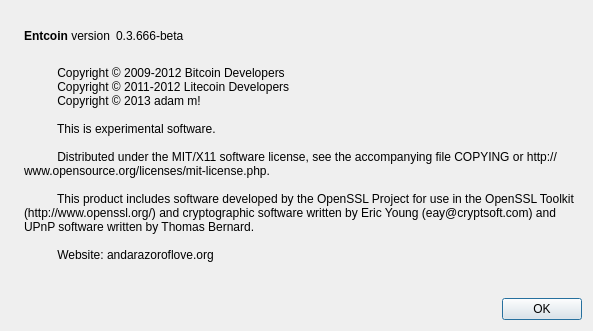
First picture: the form in src/qt/forms/aboutdialog.ui, repository strspeed/ENTCOIN, before the edit.
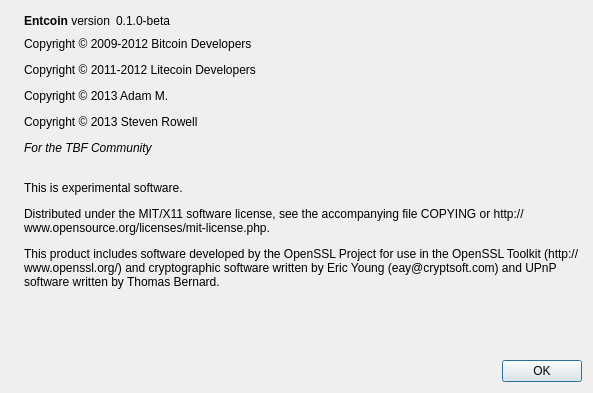
Second picture: the form after the edit. Icons and pictures are not drawn.

```diff
--- a/src/qt/forms/aboutdialog.ui
+++ b/src/qt/forms/aboutdialog.ui
@@ -7,7 +7,7 @@
     <x>0</x>
     <y>0</y>
     <width>593</width>
-    <height>331</height>
+    <height>393</height>
    </rect>
   </property>
   <property name="windowTitle">
@@ -63,7 +63,7 @@
           <cursorShape>IBeamCursor</cursorShape>
          </property>
          <property name="text">
-          <string notr="true">0.3.666-beta</string>
+          <string notr="true">0.1.0-beta</string>
          </property>
          <property name="textFormat">
           <enum>Qt::RichText</enum>
@@ -94,19 +94,7 @@
         <cursorShape>IBeamCursor</cursorShape>
        </property>
        <property name="text">
-        <string>
-          Copyright © 2009-2012 Bitcoin Developers
-          Copyright © 2011-2012 Litecoin Developers
-          Copyright © 2013 adam m!
-
-          This is experimental software.
-
-          Distributed under the MIT/X11 software license, see the accompanying file COPYING or http://www.opensource.org/licenses/mit-license.php.
-
-          This product includes software developed by the OpenSSL Project for use in the OpenSSL Toolkit (http://www.openssl.org/) and cryptographic software written by Eric Young (eay@cryptsoft.com) and UPnP software written by Thomas Bernard.
-
-          Website: andarazoroflove.org
-        </string>
+        <string>&lt;html&gt;&lt;head/&gt;&lt;body&gt;&lt;p&gt;&lt;span style=&quot; font-size:9pt;&quot;&gt;Copyright © 2009-2012 Bitcoin Developers&lt;/span&gt;&lt;/p&gt;&lt;p&gt;&lt;span style=&quot; font-size:9pt;&quot;&gt;Copyright © 2011-2012 Litecoin Developers&lt;/span&gt;&lt;/p&gt;&lt;p&gt;&lt;span style=&quot; font-size:9pt;&quot;&gt;Copyright © 2013 Adam M.&lt;/span&gt;&lt;/p&gt;&lt;p&gt;&lt;span style=&quot; font-size:9pt;&quot;&gt;Copyright © 2013 Steven Rowell&lt;/span&gt;&lt;/p&gt;&lt;p&gt;&lt;span style=&quot; font-size:9pt; font-style:italic;&quot;&gt;For the TBF Community&lt;/span&gt;&lt;/p&gt;&lt;p&gt;&lt;span style=&quot; font-size:9pt;&quot;&gt;&lt;br/&gt;This is experimental software.&lt;/span&gt;&lt;/p&gt;&lt;p&gt;&lt;span style=&quot; font-size:9pt;&quot;&gt;Distributed under the MIT/X11 software license, see the accompanying file COPYING or http://www.opensource.org/licenses/mit-license.php.&lt;/span&gt;&lt;/p&gt;&lt;p&gt;&lt;span style=&quot; font-size:9pt;&quot;&gt;This product includes software developed by the OpenSSL Project for use in the OpenSSL Toolkit (http://www.openssl.org/) and cryptographic software written by Eric Young (eay@cryptsoft.com) and UPnP software written by Thomas Bernard.&lt;/span&gt;&lt;/p&gt;&lt;p&gt;&lt;span style=&quot; font-size:9pt;&quot;&gt;&lt;br/&gt;&lt;/span&gt;&lt;/p&gt;&lt;p&gt;&lt;span style=&quot; font-size:9pt;&quot;&gt;&lt;br/&gt;&lt;/span&gt;&lt;/p&gt;&lt;/body&gt;&lt;/html&gt;</string>
        </property>
        <property name="wordWrap">
         <bool>true</bool>
```
